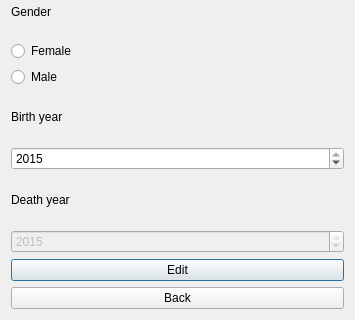
Qt form VLNvika3/editscientist.ui (Gylfian/VLN-vika-3) before a commit; both pictures show x 0 to 355 and y 159 to 479 of the 355 by 479 pixel window.
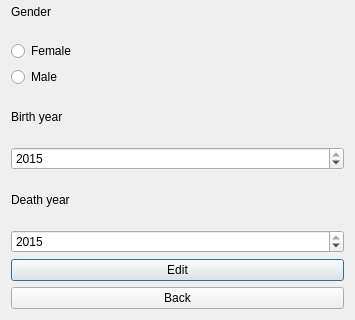
The same form after that commit.

What changed in the file:
```diff
--- a/VLNvika3/editscientist.ui
+++ b/VLNvika3/editscientist.ui
@@ -94,7 +94,7 @@
    <item>
     <widget class="QSpinBox" name="sciDeathYearSpinBox">
      <property name="enabled">
-      <bool>false</bool>
+      <bool>true</bool>
      </property>
      <property name="maximum">
       <number>2015</number>
```
